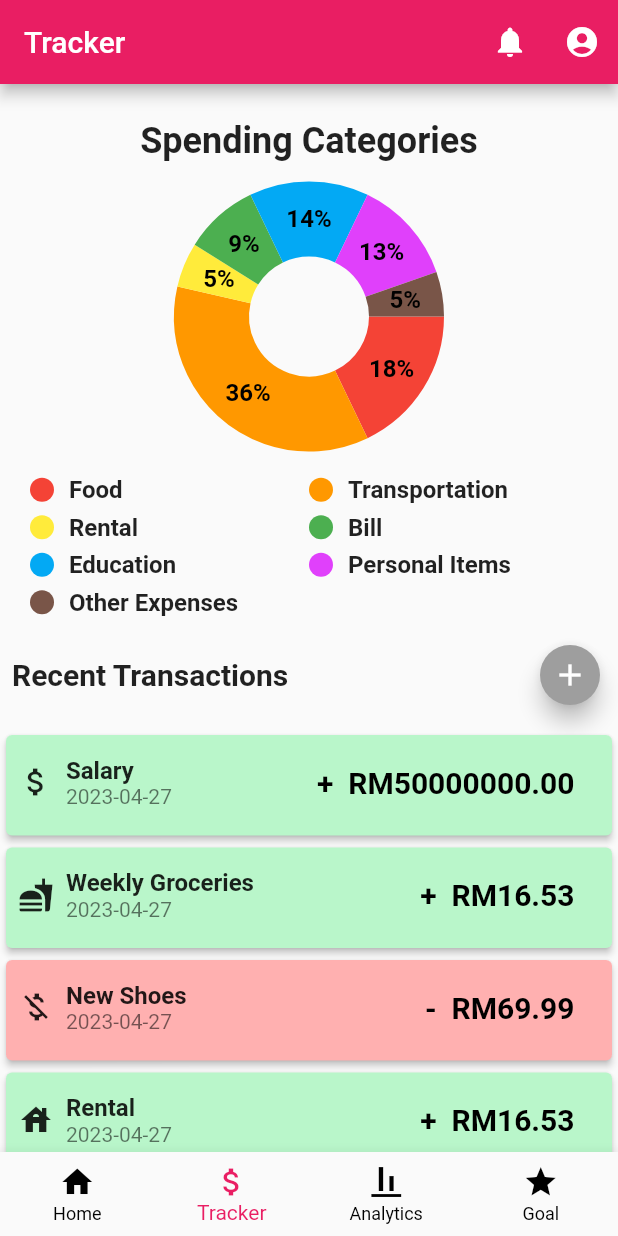
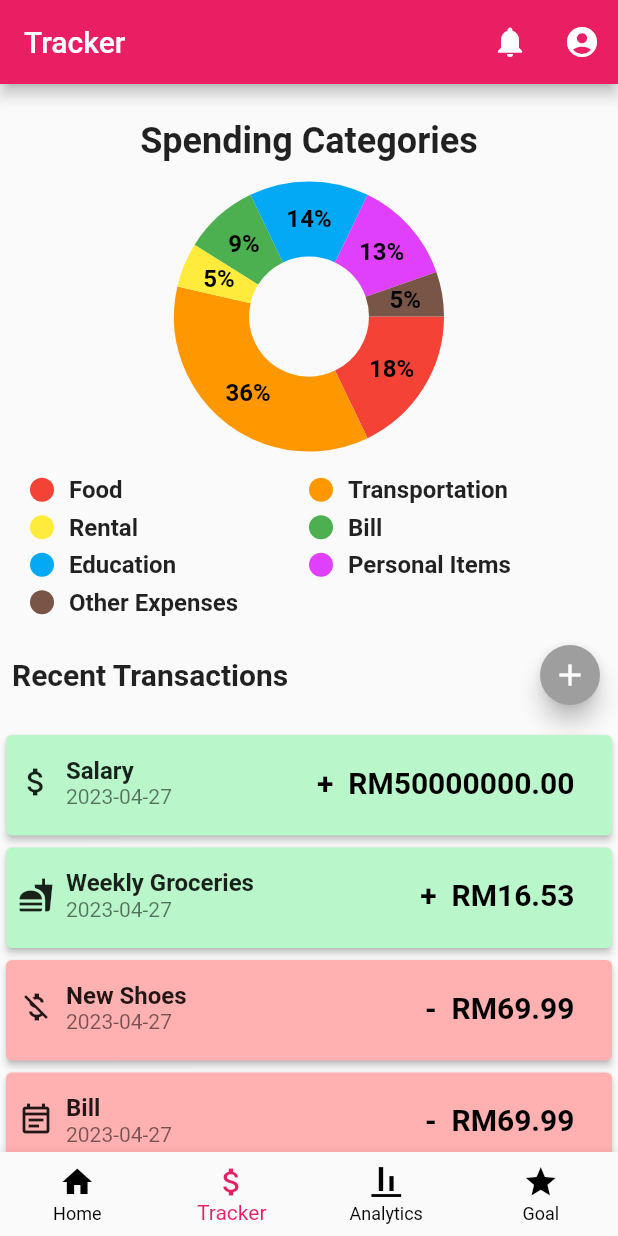
Before and after one commit to yiwan-21/FYP-Financial-app, a Flutter app: the Home screen opened by its route, item 2 of the bottom bar chosen, on a phone screen of 412 x 824 dp. Run offline on Flutter 3.47's test engine with Material 2 defaults, Android fonts, the phone set to English and light mode, and no system bars; drawn by our look-alikes of fl_chart.

Commit message:
feat add/edit transaction update ui

```diff
--- a/lib/components/transaction.dart
+++ b/lib/components/transaction.dart
@@ -2,14 +2,15 @@ import 'package:flutter/material.dart';
 import '../constants.dart';
 
 class Transaction extends StatefulWidget {
-  final String title;
+  String id;
+  String title;
   String? notes;
-  final double amount;
-  final DateTime date;
-  final bool isExpense;
-  final String category;
+  double amount;
+  DateTime date;
+  bool isExpense;
+  String category;
 
-  Transaction(this.title, this.amount, this.date, this.isExpense, this.category,
+  Transaction(this.id, this.title, this.amount, this.date, this.isExpense, this.category,
       {this.notes, super.key});
 
   @override
@@ -28,12 +29,26 @@ class _TransactionState extends State<Transaction>
 
   void _navigateToEdit() {
     Navigator.pushNamed(context, '/tracker/edit', arguments: {
+      'id': widget.id,
       'title': widget.title,
       'notes': widget.notes,
       'amount': widget.amount,
       'date': widget.date,
       'isExpense': widget.isExpense,
       'category': widget.category,
+    }).then((tx) => {
+      if (tx != null && tx is Transaction) {
+        setState(() {
+          widget.title = tx.title;
+          widget.notes = tx.notes;
+          widget.amount = tx.amount;
+          widget.date = tx.date;
+          widget.isExpense = tx.isExpense;
+          widget.category = tx.category;
+        }),
+        // print(widget.amount),
+        // print(tx.amount),
+      }
     });
   }
 
--- a/lib/pages/tracker.dart
+++ b/lib/pages/tracker.dart
@@ -12,29 +12,20 @@ class Tracker extends StatefulWidget {
 
 class _TrackerState extends State<Tracker> with SingleTickerProviderStateMixin {
   final List<Transaction> transactions = [
-    Transaction('Salary', 50000000.00, DateTime.now(), false, 'Savings',
-        notes: "Yay!"),
-    Transaction('Weekly Groceries', 16.53, DateTime.now(), false, 'Food'),
-    Transaction(
-      'New Shoes',
-      69.99,
-      DateTime.now(),
-      true,
-      'Other Expenses',
-      notes: "Notes",
-    ),
-    Transaction('Rental', 16.53, DateTime.now(), false, 'Rental'),
-    Transaction('Bill', 69.99, DateTime.now(), true, 'Bill'),
-    Transaction('Education', 16.53, DateTime.now(), false, 'Education'),
-    Transaction(
-        'Personal Items', 69.99, DateTime.now(), true, 'Personal Items'),
-    Transaction('Weekly Groceries', 16.53, DateTime.now(), false, 'test'),
-    Transaction('New Shoes', 69.99, DateTime.now(), true, 'test'),
-    Transaction('Weekly Groceries', 16.53, DateTime.now(), false, 'test'),
-    Transaction('New Shoes', 69.99, DateTime.now(), true, 'test'),
-    Transaction('Weekly Groceries', 16.53, DateTime.now(), false, 'test'),
-    Transaction('New Shoes', 69.99, DateTime.now(), true, 'test'),
-    Transaction('Weekly Groceries', 16.53, DateTime.now(), false, 'test'),
+    Transaction('T14', 'Weekly Groceries', 16.53, DateTime.now(), false, 'test'),
+    Transaction('T13', 'New Shoes', 69.99, DateTime.now(), true, 'test'),
+    Transaction('T12', 'Weekly Groceries', 16.53, DateTime.now(), false, 'test'),
+    Transaction('T11', 'New Shoes', 69.99, DateTime.now(), true, 'test'),
+    Transaction('T10', 'Weekly Groceries', 16.53, DateTime.now(), false, 'test'),
+    Transaction('T9', 'New Shoes', 69.99, DateTime.now(), true, 'test'),
+    Transaction('T8', 'Weekly Groceries', 16.53, DateTime.now(), false, 'test'),
+    Transaction('T7', 'Personal Items', 69.99, DateTime.now(), true, 'Personal Items'),
+    Transaction('T6', 'Education', 16.53, DateTime.now(), false, 'Education'),
+    Transaction('T4', 'Rental', 16.53, DateTime.now(), false, 'Rental'),
+    Transaction('T5', 'Bill', 69.99, DateTime.now(), true, 'Bill'),
+    Transaction('T3', 'New Shoes', 69.99, DateTime.now(), true, 'Other Expenses', notes: "Notes"),
+    Transaction('T2', 'Weekly Groceries', 16.53, DateTime.now(), false, 'Food'),
+    Transaction('T1', 'Salary', 50000000.00, DateTime.now(), false, 'Savings', notes: "Yay!"),
   ];
 
   final List<double> categoriesValue = [
@@ -122,7 +113,13 @@ class _TrackerState extends State<Tracker> with SingleTickerProviderStateMixin {
               FloatingActionButton.small(
                 backgroundColor: Colors.grey,
                 onPressed: () {
-                  Navigator.pushNamed(context, '/tracker/add');
+                  Navigator.pushNamed(context, '/tracker/add').then((value) {
+                    if (value != null && value is Transaction) {
+                      setState(() {
+                        transactions.add(value);
+                      });
+                    }
+                  });
                 },
                 child: const Icon(Icons.add),
               ),
@@ -134,11 +131,8 @@ class _TrackerState extends State<Tracker> with SingleTickerProviderStateMixin {
             onNotification: _scrollHandler,
             child: SingleChildScrollView(
               child: Column(
-                children: transactions.map((tx) {
-                  return Transaction(
-                      tx.title, tx.amount, tx.date, tx.isExpense, tx.category,
-                      notes: tx.notes);
-                }).toList(),
+                verticalDirection: VerticalDirection.up,
+                children: transactions,
               ),
             ),
           ),
```
Also changed, not shown: lib/pages/addTransaction.dart (+26 -27 lines), lib/pages/editTransaction.dart (+36 -12 lines).
